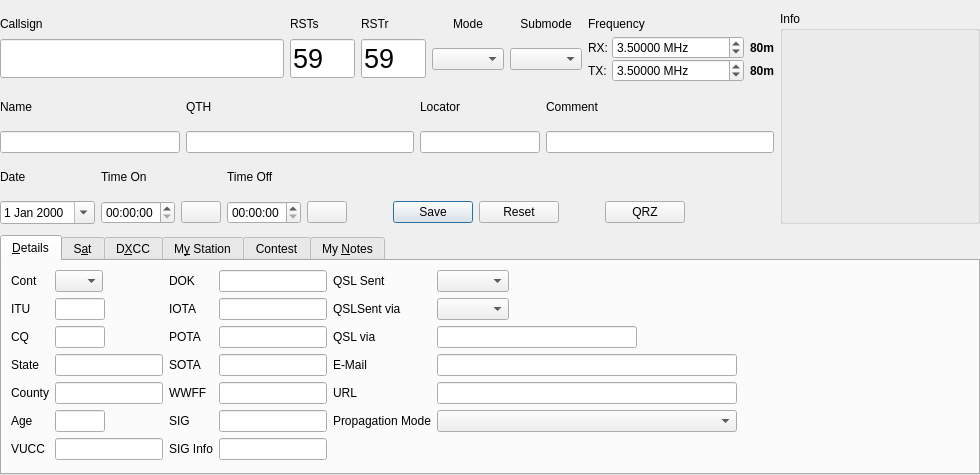
This is ui/NewContactWidget.ui in k5mcd/QLog as Qt 5 draws it before an edit. The edited form follows.
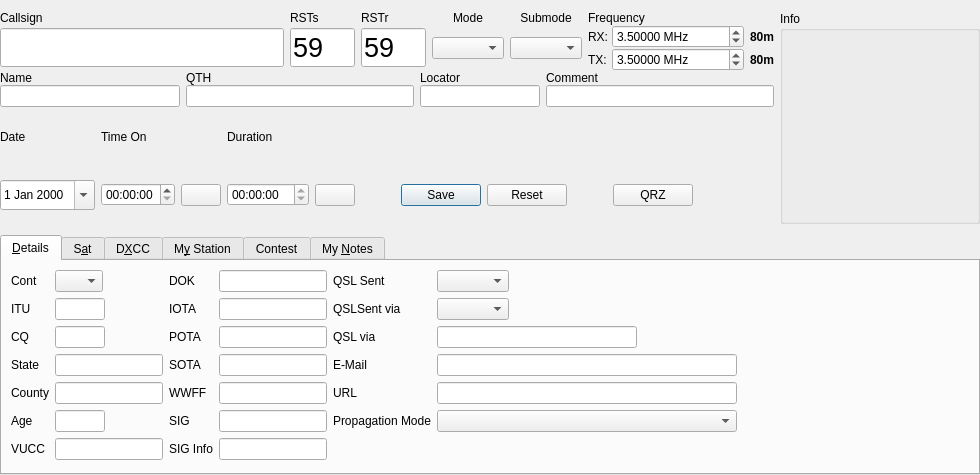
This is the edited form. The open tabs and pages were chosen to show the change. Icons and pictures are not drawn. Custom widgets are drawn as their Qt base class.

Commit message: Fixed #158 - New QSO Timer

```diff
--- a/ui/NewContactWidget.ui
+++ b/ui/NewContactWidget.ui
@@ -623,13 +623,6 @@
            </property>
           </widget>
          </item>
-         <item row="0" column="3">
-          <widget class="QLabel" name="timeOffLabel">
-           <property name="text">
-            <string>Time Off</string>
-           </property>
-          </widget>
-         </item>
          <item row="1" column="6">
           <spacer name="horizontalSpacer_4">
            <property name="orientation">
@@ -662,19 +655,6 @@
            </property>
           </widget>
          </item>
-         <item row="1" column="3">
-          <widget class="QTimeEdit" name="timeOffEdit">
-           <property name="focusPolicy">
-            <enum>Qt::StrongFocus</enum>
-           </property>
-           <property name="displayFormat">
-            <string notr="true">hh:mm:ss</string>
-           </property>
-           <property name="timeSpec">
-            <enum>Qt::UTC</enum>
-           </property>
-          </widget>
-         </item>
          <item row="1" column="4">
           <widget class="QPushButton" name="stopTimerButton">
            <property name="enabled">
@@ -698,6 +678,160 @@
            </property>
           </widget>
          </item>
+         <item row="1" column="3">
+          <widget class="QStackedWidget" name="timeStackedWidget">
+           <property name="sizePolicy">
+            <sizepolicy hsizetype="Minimum" vsizetype="Preferred">
+             <horstretch>0</horstretch>
+             <verstretch>0</verstretch>
+            </sizepolicy>
+           </property>
+           <property name="currentIndex">
+            <number>0</number>
+           </property>
+           <widget class="QWidget" name="timeOffPage">
+            <property name="sizePolicy">
+             <sizepolicy hsizetype="Minimum" vsizetype="Preferred">
+              <horstretch>0</horstretch>
+              <verstretch>0</verstretch>
+             </sizepolicy>
+            </property>
+            <layout class="QVBoxLayout" name="verticalLayout_10">
+             <property name="spacing">
+              <number>0</number>
+             </property>
+             <property name="leftMargin">
+              <number>0</number>
+             </property>
+             <property name="topMargin">
+              <number>0</number>
+             </property>
+             <property name="rightMargin">
+              <number>0</number>
+             </property>
+             <property name="bottomMargin">
+              <number>0</number>
+             </property>
+             <item>
+              <widget class="QTimeEdit" name="timeOffEdit">
+               <property name="focusPolicy">
+                <enum>Qt::StrongFocus</enum>
+               </property>
+               <property name="displayFormat">
+                <string notr="true">hh:mm:ss</string>
+               </property>
+               <property name="timeSpec">
+                <enum>Qt::UTC</enum>
+               </property>
+              </widget>
+             </item>
+            </layout>
+           </widget>
+           <widget class="QWidget" name="timeDurationPage">
+            <property name="sizePolicy">
+             <sizepolicy hsizetype="Minimum" vsizetype="Preferred">
+              <horstretch>0</horstretch>
+              <verstretch>0</verstretch>
+             </sizepolicy>
+            </property>
+            <layout class="QVBoxLayout" name="verticalLayout_11">
+             <property name="spacing">
+              <number>0</number>
+             </property>
+             <property name="leftMargin">
+              <number>0</number>
+             </property>
+             <property name="topMargin">
+              <number>0</number>
+             </property>
+             <property name="rightMargin">
+              <number>0</number>
+             </property>
+             <property name="bottomMargin">
+              <number>0</number>
+             </property>
+             <item>
+              <widget class="QTimeEdit" name="timeDurationEdit">
+               <property name="focusPolicy">
+                <enum>Qt::NoFocus</enum>
+               </property>
+               <property name="readOnly">
+                <bool>true</bool>
+               </property>
+               <property name="currentSection">
+                <enum>QDateTimeEdit::HourSection</enum>
+               </property>
+               <property name="displayFormat">
+                <string notr="true">HH:mm:ss</string>
+               </property>
+               <property name="timeSpec">
+                <enum>Qt::UTC</enum>
+               </property>
+              </widget>
+             </item>
+            </layout>
+           </widget>
+          </widget>
+         </item>
+         <item row="0" column="3">
+          <widget class="QStackedWidget" name="timeLabelStackedWidget">
+           <property name="currentIndex">
+            <number>0</number>
+           </property>
+           <widget class="QWidget" name="timeOffLabelPage">
+            <layout class="QVBoxLayout" name="verticalLayout_12">
+             <property name="spacing">
+              <number>0</number>
+             </property>
+             <property name="leftMargin">
+              <number>0</number>
+             </property>
+             <property name="topMargin">
+              <number>0</number>
+             </property>
+             <property name="rightMargin">
+              <number>0</number>
+             </property>
+             <property name="bottomMargin">
+              <number>0</number>
+             </property>
+             <item>
+              <widget class="QLabel" name="timeOffLabel">
+               <property name="text">
+                <string>Time Off</string>
+               </property>
+              </widget>
+             </item>
+            </layout>
+           </widget>
+           <widget class="QWidget" name="durationLabelPage">
+            <layout class="QVBoxLayout" name="verticalLayout_13">
+             <property name="spacing">
+              <number>0</number>
+             </property>
+             <property name="leftMargin">
+              <number>0</number>
+             </property>
+             <property name="topMargin">
+              <number>0</number>
+             </property>
+             <property name="rightMargin">
+              <number>0</number>
+             </property>
+             <property name="bottomMargin">
+              <number>0</number>
+             </property>
+             <item>
+              <widget class="QLabel" name="durationLabel">
+               <property name="text">
+                <string>Duration</string>
+               </property>
+              </widget>
+             </item>
+            </layout>
+           </widget>
+          </widget>
+         </item>
         </layout>
        </item>
       </layout>
```
Left out of the diff: 17 changed lines with no effect on the pictures. The commit also changes 1 other file.
